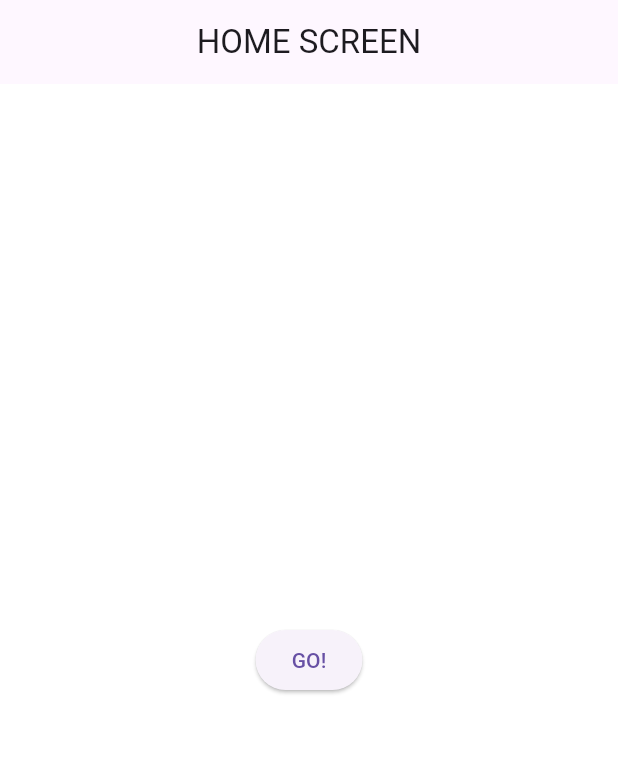
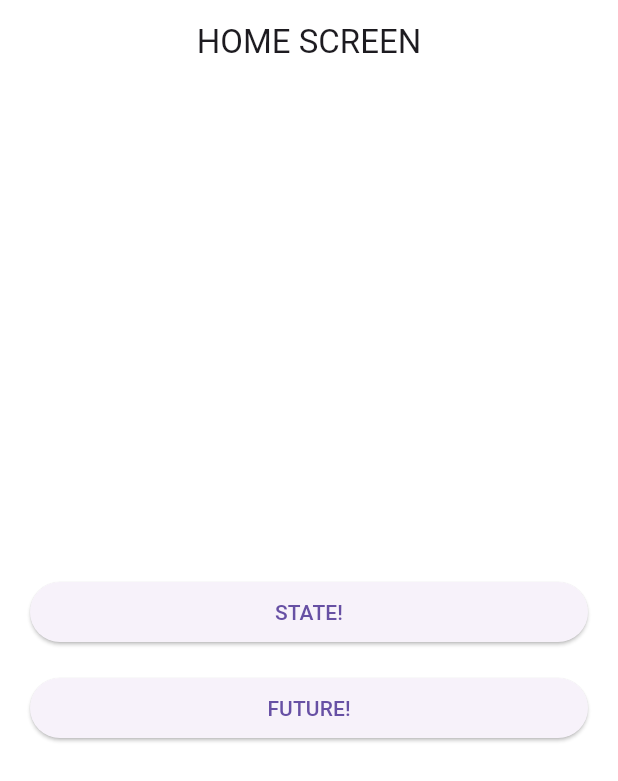
Before and after one commit to academy3746/riverpod_prac, a Flutter app: the screen it shows after launch, on a phone screen of 412 x 824 dp. Shown: the top 781 px of the screen. Run offline on Flutter 3.47's test engine with Material 3 defaults, Android fonts, the phone set to English and light mode, and no system bars; our stand-ins replace flutter_riverpod.

Commit message:
:sparkles: Future Provider 연습

```diff
--- /dev/null
+++ b/lib/repository/future_repo.dart
@@ -0,0 +1,11 @@
+import 'package:flutter_riverpod/flutter_riverpod.dart';
+
+final future = FutureProvider<List<int>>(
+  (ref) async {
+    await Future.delayed(
+      const Duration(seconds: 2),
+    );
+
+    return [1, 2, 3, 4, 5];
+  },
+);
--- a/lib/repository/state_repo.dart
+++ /dev/null
@@ -1,3 +0,0 @@
-import 'package:flutter_riverpod/flutter_riverpod.dart';
-
-final number = StateProvider<int>((ref) => 0);
--- a/lib/view/home_screen.dart
+++ b/lib/view/home_screen.dart
@@ -1,5 +1,6 @@
 import 'package:flutter/material.dart';
-import 'package:riverpod_prac/view/shopping_screen.dart';
+import 'package:riverpod_prac/view/future_screen.dart';
+import 'package:riverpod_prac/view/state_notifier_screen.dart';
 import 'package:riverpod_prac/widgets/common_scaffold.dart';
 
 class HomeScreen extends StatelessWidget {
@@ -9,17 +10,40 @@ class HomeScreen extends StatelessWidget {
   Widget build(BuildContext context) {
     return CommonScaffold(
       title: 'HOME SCREEN',
-      body: Center(
-        child: ElevatedButton(
+      body: Container(
+        width: MediaQuery.of(context).size.width,
+        margin: const EdgeInsets.all(20.0),
+        child: Column(
+          mainAxisAlignment: MainAxisAlignment.center,
+          crossAxisAlignment: CrossAxisAlignment.stretch,
+          children: [
+            /// StateNotifier Provider
+            ElevatedButton(
               onPressed: () => Navigator.push(
                 context,
                 MaterialPageRoute(
                   builder: (context) {
-                return const ShoppingScreen();
+                    return const StateNotifierScreen();
                   },
                 ),
               ),
-          child: const Text('GO!'),
+              child: const Text('STATE!'),
+            ),
+            const SizedBox(height: 16.0),
+
+            /// Future Provider
+            ElevatedButton(
+              onPressed: () => Navigator.push(
+                context,
+                MaterialPageRoute(
+                  builder: (context) {
+                    return const FutureScreen();
+                  },
+                ),
+              ),
+              child: const Text('FUTURE!'),
+            ),
+          ],
         ),
       ),
     );
--- a/lib/widgets/common_scaffold.dart
+++ b/lib/widgets/common_scaffold.dart
@@ -22,6 +22,7 @@ class CommonScaffold extends StatelessWidget {
         centerTitle: true,
         elevation: 0,
         scrolledUnderElevation: 0,
+        backgroundColor: Colors.white,
         actions: actions,
       ),
       backgroundColor: Colors.white,
```
Also changed, not shown: lib/repository/state_notifier_repo.dart (renamed from lib/repository/new_state_repo.dart, +4 -4 lines), lib/view/future_screen.dart (added, +39 -0 lines), lib/view/state_notifier_screen.dart (renamed from lib/view/shopping_screen.dart, +4 -4 lines), lib/view/state_screen.dart (deleted, +0 -46 lines). Lines whose indentation alone changed are shown as unchanged.
